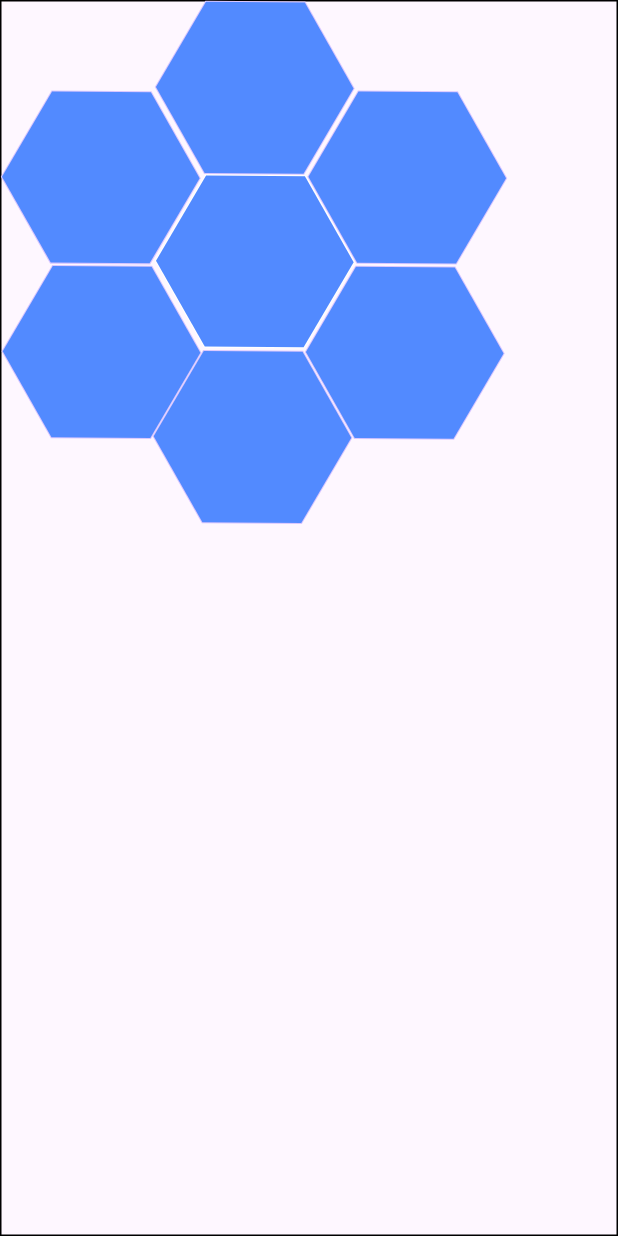
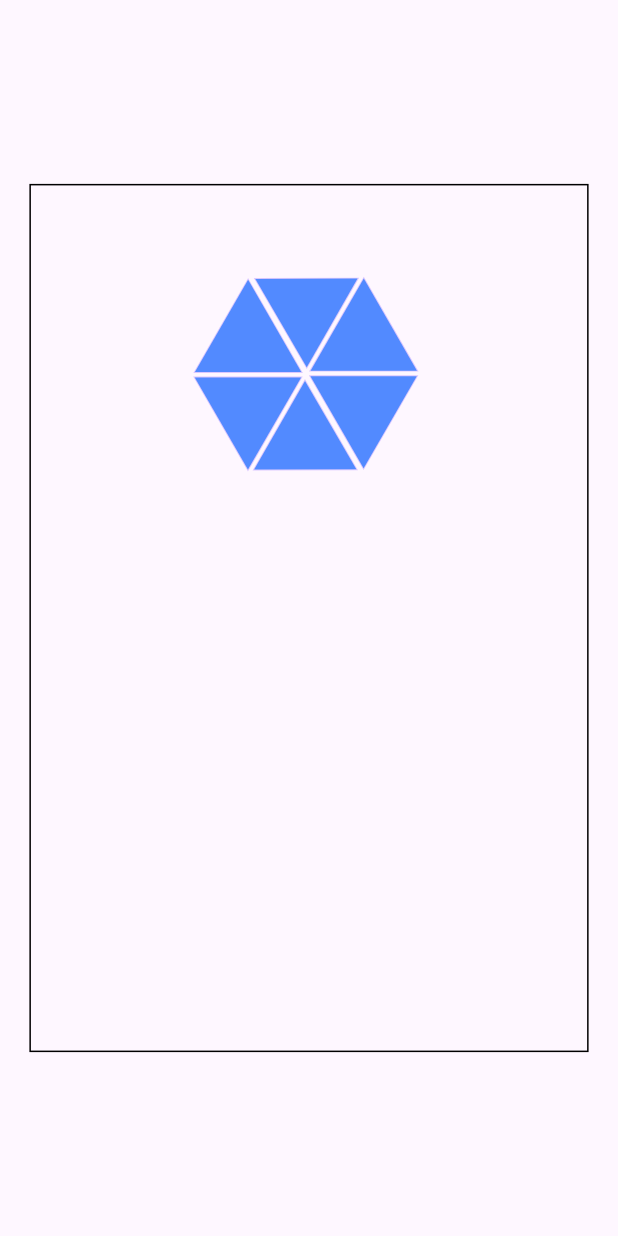
Before and after one commit to PabloSoriaFerrer11/risk_proyect, a Flutter app: the screen it shows after launch, on a phone screen of 412 x 824 dp. Run offline on Flutter 3.47's test engine with Material 3 defaults, Android fonts, the phone set to English and light mode, and no system bars; our stand-ins replace flutter_svg, path_drawing.

Commit message:
Tercer commit
Aplicamos lógica para SVGs rotados.

```diff
--- a/lib/presentation/widgets/mapBuilder.dart
+++ b/lib/presentation/widgets/mapBuilder.dart
@@ -1,3 +1,5 @@
+import 'dart:math' as math;
+
 import 'package:flutter/material.dart';
 import 'package:flutter/services.dart';
 import 'package:path_drawing/path_drawing.dart';
@@ -7,8 +9,15 @@ import 'package:xml/xml.dart';
 // StreamBuilder o FutureBuilder
 class mapBuilder extends StatelessWidget {
   final String mapId;
+  final double mapWidth;
+  final double mapHeight;
 
-  const mapBuilder({super.key, required this.mapId});
+  const mapBuilder({
+    super.key,
+    required this.mapId,
+    required this.mapWidth,
+    required this.mapHeight,
+  });
 
   Future<Object> createMap(BuildContext context) async {
     List<SVGProvincia> provincias = [];
@@ -42,6 +51,25 @@ class mapBuilder extends StatelessWidget {
           Matrix4.translationValues(coords[0], coords[1], 0).storage,
         );
       }
+      if (transform.contains("rotate")) {
+        List<double> coords = cordsReg
+            .allMatches(transform)
+            .map((m) => double.parse(m.group(0)!))
+            .toList();
+
+        double radianes = coords[0] * (math.pi / 180);
+        final matrix = Matrix4.identity()
+          ..translate(
+            coords[1],
+            coords[2],
+          ) // 3. Lo devuelve a su posición original
+          ..rotateZ(radianes) // 2. Lo rota
+          ..translate(
+            -coords[1],
+            -coords[2],
+          ); // 1. Lo lleva al (0,0) respecto al punto de giro
+        flutterPath = flutterPath.transform(matrix.storage);
+      }
       provincias.add(
         SVGProvincia(label: label, path: flutterPath, estilo: style),
       );
@@ -68,7 +96,7 @@ class mapBuilder extends StatelessWidget {
         }
         if (data is List<SVGProvincia>) {
           return CustomPaint(
-            size: Size.infinite,
+            size: Size(mapWidth.toDouble(), mapHeight.toDouble()),
 
             painter: dibujarProvncias(data),
           );
--- a/lib/presentation/widgets/mapaInteractivo.dart
+++ b/lib/presentation/widgets/mapaInteractivo.dart
@@ -3,7 +3,7 @@ import 'package:flutter_svg/flutter_svg.dart';
 import 'package:risk_proyect/presentation/widgets/mapBuilder.dart';
 
 class MapaInteractivo extends StatefulWidget {
-  final String mapId = "mapa_test";
+  final String mapId = "mapa_test2";
   @override
   _MapaInteractivoState createState() => _MapaInteractivoState();
 }
@@ -26,7 +26,11 @@ class _MapaInteractivoState extends State<MapaInteractivo> {
                     // Aquí lógica para detectar qué provincia tocaste
                     print("Tocaste en: ${details.localPosition}");
                   },
-                  child: mapBuilder(mapId: widget.mapId),
+                  child: mapBuilder(
+                    mapId: widget.mapId,
+                    mapWidth: screenSize.width * 0.9,
+                    mapHeight: screenSize.height * 0.7,
+                  ),
                   /*
                   * SvgImage(
                     assetPath: 'assets/data/mapa_test.svg',
--- a/pubspec.yaml
+++ b/pubspec.yaml
@@ -65,6 +65,7 @@ flutter:
   # To add assets to your application, add an assets section, like this:
   assets:
     - assets/data/mapa_test.svg
+    - assets/data/mapa_test2.svg
   #   - images/a_dot_ham.jpeg
 
   # An image asset can refer to one or more resolution-specific "variants", see
```
Also changed, not shown: assets/data/mapa_test.svg, assets/data/mapa_test2.svg (added).
